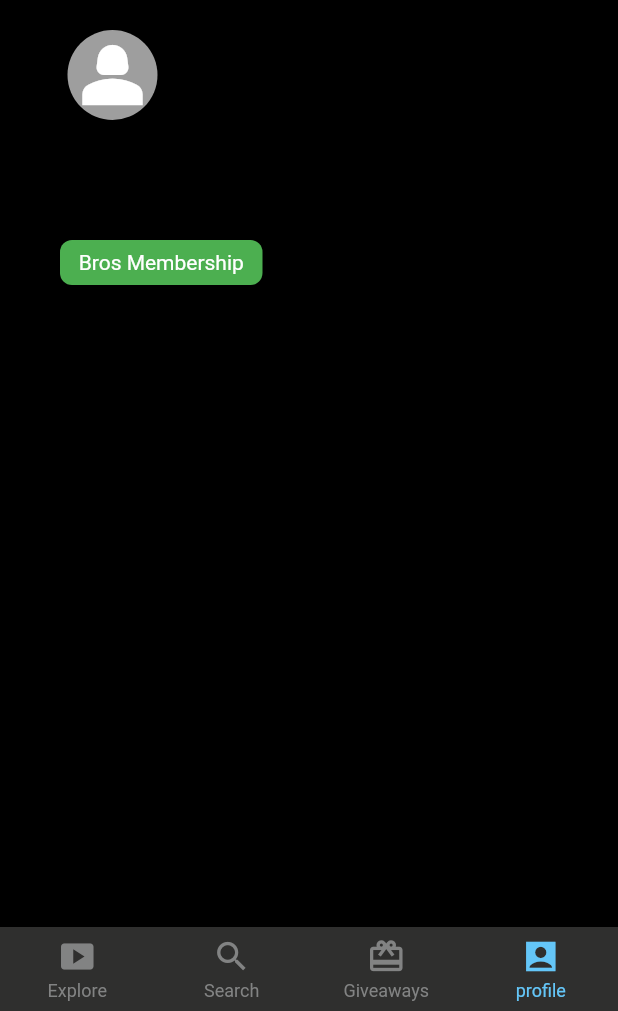
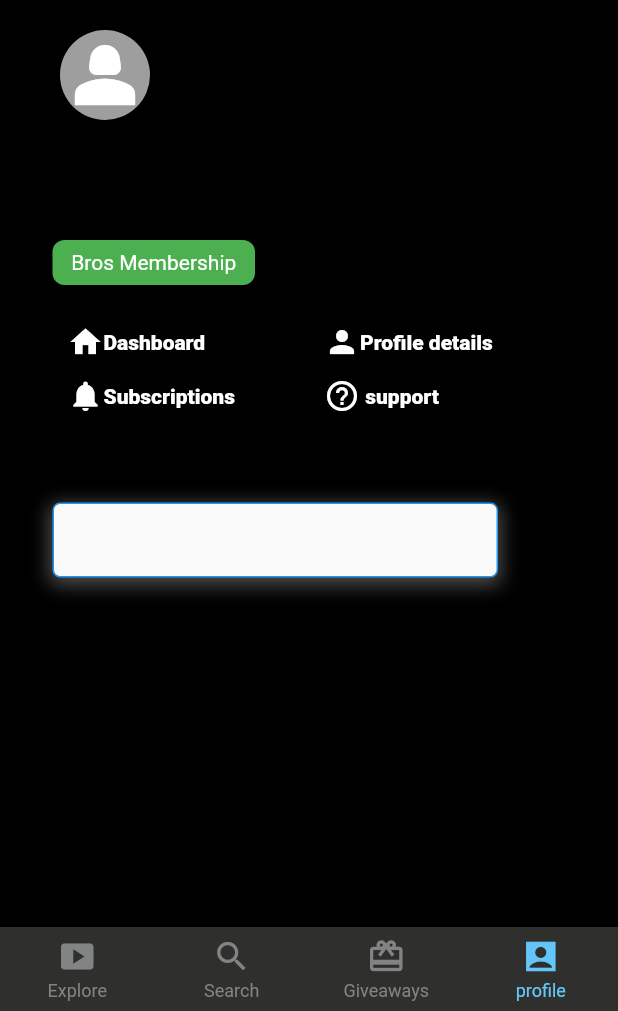
Before and after one commit to arshadmallik47/bgtv_App, a Flutter app: the MainScreen screen opened directly, item 4 of the bottom bar chosen, on a phone screen of 412 x 824 dp, the part 225-1236 px from its top. Run offline on Flutter 3.47's test engine with Material 2 defaults, Android fonts, the phone set to English and light mode, and no system bars; drawn by our look-alikes of persistent_bottom_nav_bar.

Commit message:
profile page setup

```diff
--- a/lib/ui/pages/profile_page/profile_page.dart
+++ b/lib/ui/pages/profile_page/profile_page.dart
@@ -1,4 +1,5 @@
-
+import 'package:bgtv/ui/pages/profile_page/widgets/view_selector%20_widget.dart';
+import 'package:bgtv/widgets/custom_text_field.dart';
 import 'package:flutter/material.dart';
 
 class ProfilePage extends StatelessWidget {
@@ -6,8 +7,8 @@ class ProfilePage extends StatelessWidget {
 
   @override
   Widget build(BuildContext context) {
-
-    return Column(
+    return SingleChildScrollView(
+      child: Column(
         crossAxisAlignment: CrossAxisAlignment.start,
         children: [
           Container(
@@ -22,7 +23,7 @@ class ProfilePage extends StatelessWidget {
           Container(
             height: 60,
             width: 60,
-          margin: const EdgeInsets.only(left: 45, top: 20),
+            margin: const EdgeInsets.only(left: 40, top: 20),
             decoration: BoxDecoration(
               color: Colors.grey,
               // color: const Color.fromRGBO(
@@ -42,7 +43,7 @@ class ProfilePage extends StatelessWidget {
           const Padding(
             padding: EdgeInsets.only(
               top: 10,
-            left: 45,
+              left: 40,
             ),
             child: Text(
               'Hello hariff ',
@@ -51,7 +52,7 @@ class ProfilePage extends StatelessWidget {
             ),
           ),
           Padding(
-          padding: const EdgeInsets.only(left: 45),
+            padding: const EdgeInsets.only(left: 40),
             child: Row(
               children: const [
                 Text(
@@ -73,7 +74,7 @@ class ProfilePage extends StatelessWidget {
           ),
           const Padding(
             padding: EdgeInsets.only(
-            left: 45,
+              left: 40,
             ),
             child: Text(
               'Member since Febuary 28, 2023',
@@ -83,7 +84,7 @@ class ProfilePage extends StatelessWidget {
           ),
           Container(
             alignment: Alignment.center,
-          margin: const EdgeInsets.only(left: 40, top: 10, bottom: 20),
+            margin: const EdgeInsets.only(left: 35, top: 10, bottom: 20),
             decoration: BoxDecoration(
               color: Colors.green,
               borderRadius: BorderRadius.circular(8),
@@ -95,8 +96,88 @@ class ProfilePage extends StatelessWidget {
               style: TextStyle(color: Colors.white),
             ),
           ),
+          Container(
 
+            padding: const EdgeInsets.only(left: 10),
+            margin: const EdgeInsets.symmetric(horizontal: 30),
+
+
+            height: 80,
+
+            color: Colors.black54,
+            child: Column(
+              children: [
+                Row(
+
+
+                  mainAxisSize: MainAxisSize.min,
+                  children: [
+                    ViewSelectorWidget(
+                      onTap: () {},
+                      title: 'Dashboard',
+                      icon: Icons.home,
+                     // height: 40,
+                    ),
+                    ViewSelectorWidget(
+                      onTap: () {},
+                      title: 'Profile details',
+                      icon: Icons.person,
+                     // height: 40,
+                    )
                   ],
+                ),
+                Row(
+
+                  children: [
+                    ViewSelectorWidget(
+                      onTap: () {},
+                      title: 'Subscriptions',
+                      icon: Icons.notifications,
+                     // height: 45,
+                    ),
+                    ViewSelectorWidget(
+                      onTap: () {},
+                      title: ' support',
+                      icon: Icons.help_outline,
+                      //height: 45,
+                    ),
+                  ],
+                ),
+              ],
+            ),
+          ),
+
+          Container(
+
+            padding: const EdgeInsets.only(left: 35,top: 5, right: 80),
+            child: Column(
+              crossAxisAlignment: CrossAxisAlignment.start,
+              children:const [
+                   Text('Edit Your account', style: TextStyle(color: Colors.black, fontWeight: FontWeight.w500),),
+                   SizedBox(height: 8,),
+                Text('*Email', style: TextStyle(color: Colors.black,fontWeight: FontWeight.w500),),
+                CustomTextField(
+
+
+                )
+                // Container(
+
+                //   height: 35,
+                //   width: double.infinity,
+                //   decoration: BoxDecoration(
+                //     border: Border.all(color: Colors.black)
+                //   ),
+                //   child: TextField(
+                //     decoration: InputDecoration(
+
+                //     ),
+                //   ),
+                // ),
+              ],
+            ),
+          ),
+        ],
+      ),
     );
   }
 }
--- /dev/null
+++ b/lib/ui/pages/profile_page/widgets/view_selector _widget.dart
@@ -0,0 +1,53 @@
+import 'package:flutter/material.dart';
+
+class ViewSelectorWidget extends StatelessWidget {
+  const ViewSelectorWidget({
+    required this.onTap,
+    // required this.selected,
+    required this.title,
+    this.height,
+    this.width,
+    super.key, required this.icon,
+  });
+
+  //final bool selected;
+  final String title;
+  final double? height;
+  final double? width;
+  final VoidCallback onTap;
+  final IconData icon;
+
+  @override
+  Widget build(BuildContext context) {
+
+
+    return Flexible(
+      child: Padding(
+        padding: const EdgeInsets.symmetric(horizontal: 5),
+        child: GestureDetector(
+          onTap: onTap,
+          child: Container(
+            width: width,
+            height: height ?? 36,
+            decoration: BoxDecoration(
+              borderRadius: BorderRadius.circular(10),
+              // color: selected ? colorScheme.secondary : Colors.black54,
+            ),
+            child: Row(
+              children: [
+                Icon(icon, color: Colors.white,),
+                Text(
+                  title,
+                  style: const TextStyle(
+                      color: Colors.white,
+                      fontSize: 14,
+                      fontWeight: FontWeight.w800),
+                ),
+              ],
+            ),
+          ),
+        ),
+      ),
+    );
+  }
+}
```
Lines whose indentation alone changed are shown as unchanged.
